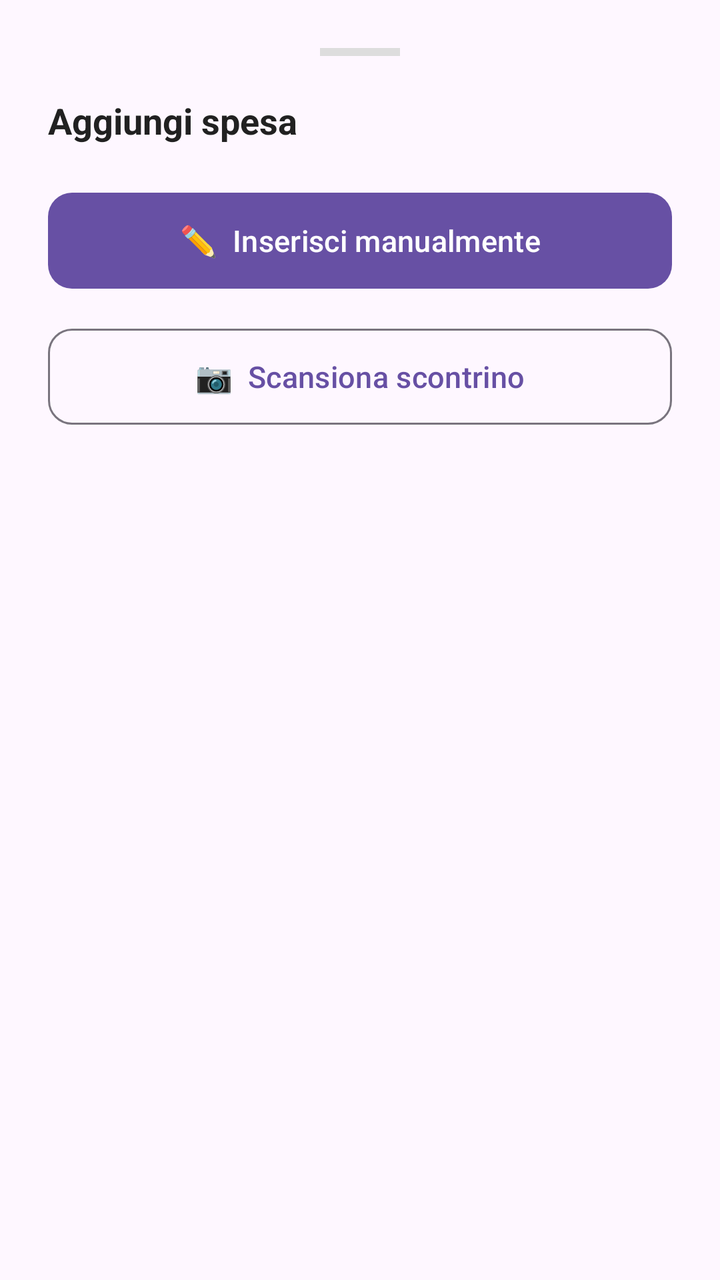
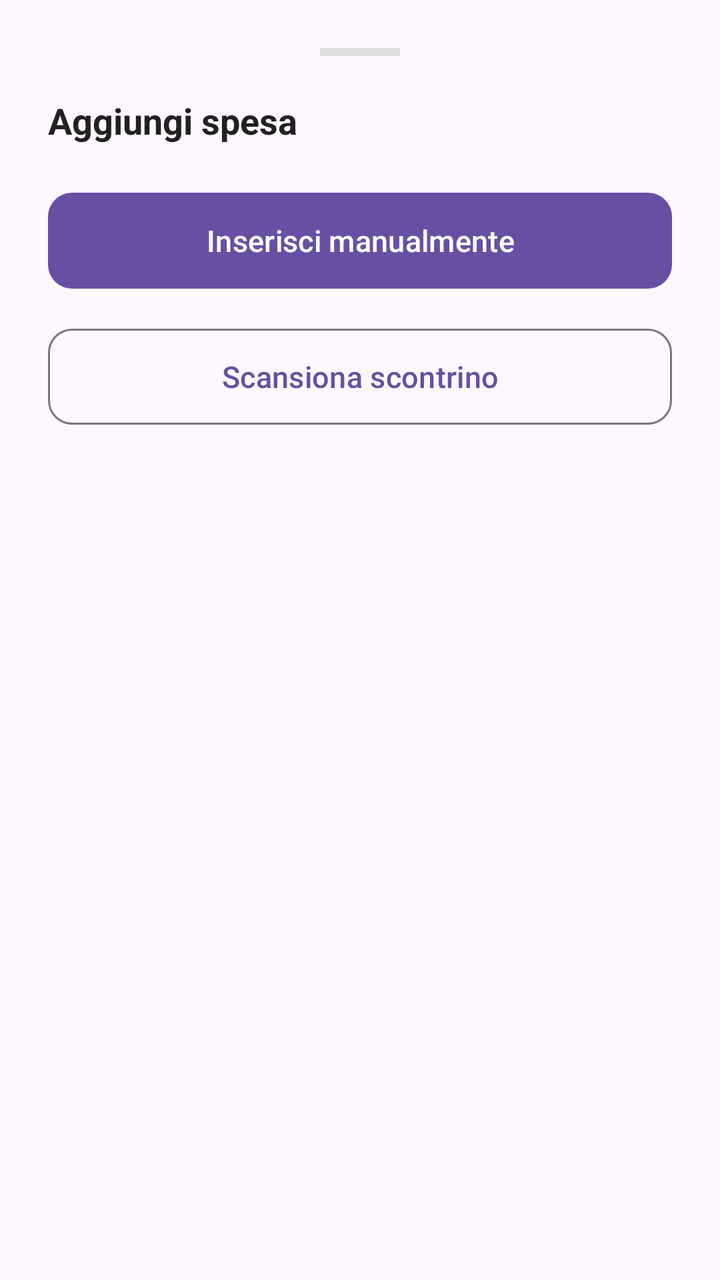

An Android layout rendered at two revisions. The XML below is the earlier revision; the diff shows what the commit changed to produce the second picture.
<!-- AndroidManifest.xml: application theme Theme.Progetto_mobile -->
<!-- res/layout/bottom_sheet_add_choice.xml -->
<?xml version="1.0" encoding="utf-8"?>
<LinearLayout
    xmlns:android="http://schemas.android.com/apk/res/android"
    xmlns:app="http://schemas.android.com/apk/res-auto"
    android:layout_width="match_parent"
    android:layout_height="wrap_content"
    android:orientation="vertical"
    android:padding="24dp">

    
    <View
        android:layout_width="40dp"
        android:layout_height="4dp"
        android:layout_gravity="center_horizontal"
        android:layout_marginBottom="20dp"
        android:background="#DDDDDD" />

    <TextView
        android:layout_width="wrap_content"
        android:layout_height="wrap_content"
        android:layout_marginBottom="20dp"
        android:text="Aggiungi spesa"
        android:textColor="#212121"
        android:textSize="18sp"
        android:textStyle="bold" />

    
    <com.google.android.material.button.MaterialButton
        android:id="@+id/btn_manual"
        android:layout_width="match_parent"
        android:layout_height="56dp"
        android:layout_marginBottom="12dp"
        android:text="✏️  Inserisci manualmente"
        android:textSize="15sp"
        app:cornerRadius="12dp" />

    
    <com.google.android.material.button.MaterialButton
        android:id="@+id/btn_camera"
        android:layout_width="match_parent"
        android:layout_height="56dp"
        android:layout_marginBottom="8dp"
        android:text="📷  Scansiona scontrino"
        android:textSize="15sp"
        style="@style/Widget.Material3.Button.OutlinedButton"
        app:cornerRadius="12dp" />


</LinearLayout>
<!-- resources referenced by this layout -->
<resources>
  <style name="Theme.Progetto_mobile" parent="Base.Theme.Progetto_mobile" />
  <style name="Base.Theme.Progetto_mobile" parent="Theme.Material3.DayNight.NoActionBar">
          
          
      </style>
</resources>

<!-- the commit's change to res/layout/bottom_sheet_add_choice.xml (unified diff, before → after) -->
@@ -30,7 +30,7 @@
         android:layout_width="match_parent"
         android:layout_height="56dp"
         android:layout_marginBottom="12dp"
-        android:text="✏️  Inserisci manualmente"
+        android:text="Inserisci manualmente"
         android:textSize="15sp"
         app:cornerRadius="12dp" />
 
@@ -40,7 +40,7 @@
         android:layout_width="match_parent"
         android:layout_height="56dp"
         android:layout_marginBottom="8dp"
-        android:text="📷  Scansiona scontrino"
+        android:text="Scansiona scontrino"
         android:textSize="15sp"
         style="@style/Widget.Material3.Button.OutlinedButton"
         app:cornerRadius="12dp" />
